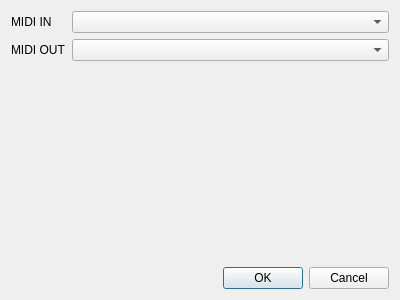
First picture: the form in gui/settingsdialog.ui, repository Meisterschueler/meisterschueler-qt, before the edit.
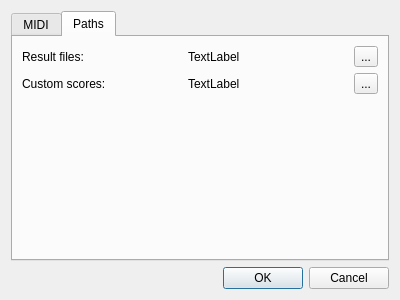
Second picture: the form after the edit.

Patch:
```diff
--- a/gui/settingsdialog.ui
+++ b/gui/settingsdialog.ui
@@ -15,7 +15,20 @@
   </property>
   <layout class="QVBoxLayout" name="verticalLayout">
    <item>
+    <widget class="QTabWidget" name="tabWidget">
+     <property name="currentIndex">
+      <number>1</number>
+     </property>
+     <widget class="QWidget" name="tab">
+      <attribute name="title">
+       <string>MIDI</string>
+      </attribute>
+      <layout class="QVBoxLayout" name="verticalLayout_4">
+       <item>
     <layout class="QHBoxLayout" name="horizontalLayout">
+         <property name="sizeConstraint">
+          <enum>QLayout::SetDefaultConstraint</enum>
+         </property>
      <item>
       <layout class="QVBoxLayout" name="verticalLayout_3">
        <property name="sizeConstraint">
@@ -89,10 +102,101 @@
      <property name="sizeHint" stdset="0">
       <size>
        <width>20</width>
-       <height>40</height>
+           <height>116</height>
       </size>
      </property>
     </spacer>
+       </item>
+      </layout>
+     </widget>
+     <widget class="QWidget" name="tab_2">
+      <attribute name="title">
+       <string>Paths</string>
+      </attribute>
+      <layout class="QVBoxLayout" name="verticalLayout_8">
+       <item>
+        <layout class="QHBoxLayout" name="horizontalLayout_2">
+         <item>
+          <layout class="QVBoxLayout" name="verticalLayout_5">
+           <property name="sizeConstraint">
+            <enum>QLayout::SetMinimumSize</enum>
+           </property>
+           <item>
+            <widget class="QLabel" name="label_5">
+             <property name="text">
+              <string>Result files:</string>
+             </property>
+            </widget>
+           </item>
+           <item>
+            <widget class="QLabel" name="label_1">
+             <property name="text">
+              <string>Custom scores:</string>
+             </property>
+            </widget>
+           </item>
+          </layout>
+         </item>
+         <item>
+          <layout class="QVBoxLayout" name="verticalLayout_6">
+           <property name="sizeConstraint">
+            <enum>QLayout::SetMaximumSize</enum>
+           </property>
+           <item>
+            <widget class="QLabel" name="labelResultFilesPath">
+             <property name="text">
+              <string>TextLabel</string>
+             </property>
+            </widget>
+           </item>
+           <item>
+            <widget class="QLabel" name="labelCustomScoresPath">
+             <property name="text">
+              <string>TextLabel</string>
+             </property>
+            </widget>
+           </item>
+          </layout>
+         </item>
+         <item>
+          <layout class="QVBoxLayout" name="verticalLayout_7">
+           <property name="sizeConstraint">
+            <enum>QLayout::SetMinimumSize</enum>
+           </property>
+           <item>
+            <widget class="QToolButton" name="toolButtonResultFilePath">
+             <property name="text">
+              <string>...</string>
+             </property>
+            </widget>
+           </item>
+           <item>
+            <widget class="QToolButton" name="toolButtonCustomScoresPath">
+             <property name="text">
+              <string>...</string>
+             </property>
+            </widget>
+           </item>
+          </layout>
+         </item>
+        </layout>
+       </item>
+       <item>
+        <spacer name="verticalSpacer_2">
+         <property name="orientation">
+          <enum>Qt::Vertical</enum>
+         </property>
+         <property name="sizeHint" stdset="0">
+          <size>
+           <width>20</width>
+           <height>116</height>
+          </size>
+         </property>
+        </spacer>
+       </item>
+      </layout>
+     </widget>
+    </widget>
    </item>
    <item>
     <widget class="QDialogButtonBox" name="buttonBox">
```
Lines whose indentation alone changed are shown as unchanged.
